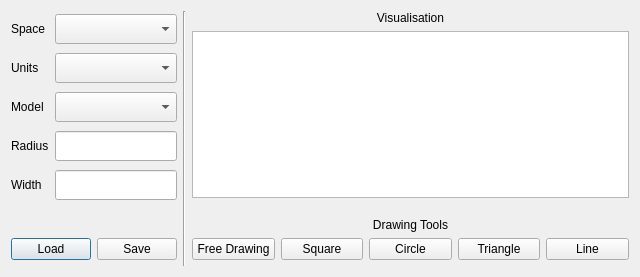
The window that dialog.ui (valdyoktavian/qt_onboarding_project) describes before a commit, drawn with Qt 5.
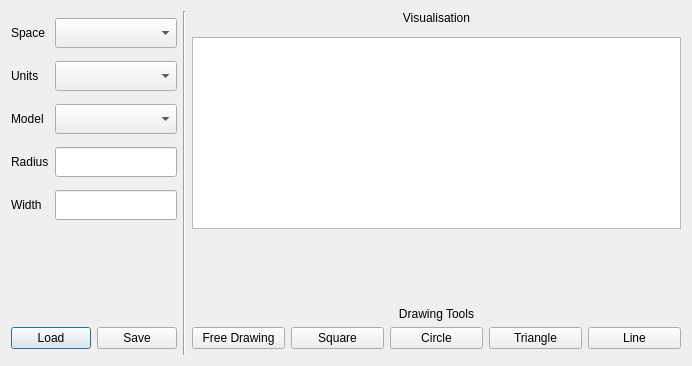
The same window after the commit.

The edit to the form file:
```diff
--- a/dialog.ui
+++ b/dialog.ui
@@ -6,8 +6,8 @@
    <rect>
     <x>0</x>
     <y>0</y>
-    <width>640</width>
-    <height>277</height>
+    <width>692</width>
+    <height>366</height>
    </rect>
   </property>
   <property name="windowTitle">
@@ -241,7 +241,7 @@
      </property>
     </widget>
    </item>
-   <item row="1" column="5">
+   <item row="2" column="5">
     <widget class="QGraphicsView" name="graphicsView"/>
    </item>
   </layout>
```
